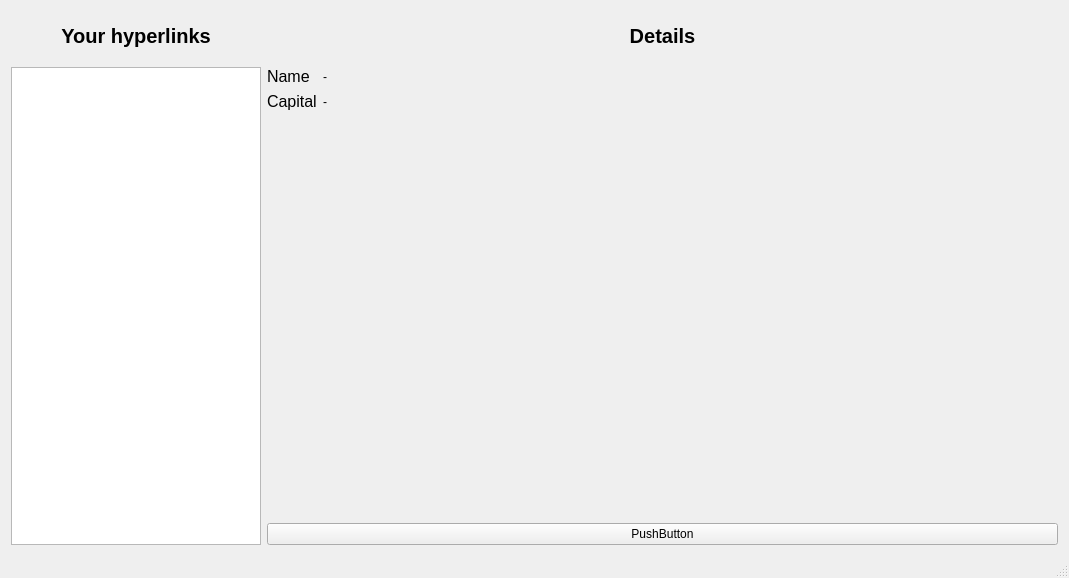
First picture: the form in oop_labs/Lab2_qt/mainwindow.ui, repository Lshprog/term3_projects, before the edit.
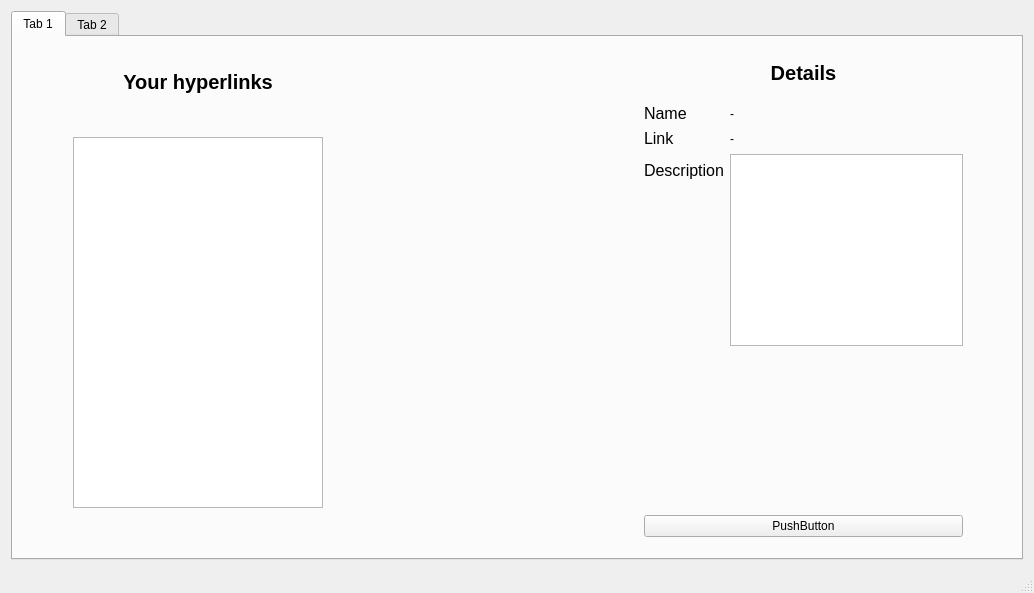
Second picture: the form after the edit.

What changed in the file:
```diff
--- a/oop_labs/Lab2_qt/mainwindow.ui
+++ b/oop_labs/Lab2_qt/mainwindow.ui
@@ -6,8 +6,8 @@
    <rect>
     <x>0</x>
     <y>0</y>
-    <width>1069</width>
-    <height>578</height>
+    <width>1034</width>
+    <height>593</height>
    </rect>
   </property>
   <property name="windowTitle">
@@ -16,12 +16,28 @@
   <widget class="QWidget" name="centralWidget">
    <layout class="QHBoxLayout" name="horizontalLayout">
     <item>
-     <layout class="QVBoxLayout" name="leftLayout" stretch="0,0">
+     <layout class="QVBoxLayout" name="leftLayout" stretch="0">
       <property name="spacing">
        <number>6</number>
       </property>
       <item>
+       <widget class="QTabWidget" name="tabWidget">
+        <property name="currentIndex">
+         <number>0</number>
+        </property>
+        <widget class="QWidget" name="tab">
+         <attribute name="title">
+          <string>Tab 1</string>
+         </attribute>
        <widget class="QLabel" name="titleCountriesLabel">
+          <property name="geometry">
+           <rect>
+            <x>60</x>
+            <y>20</y>
+            <width>250</width>
+            <height>50</height>
+           </rect>
+          </property>
         <property name="sizePolicy">
          <sizepolicy hsizetype="Preferred" vsizetype="Preferred">
           <horstretch>0</horstretch>
@@ -53,9 +69,15 @@
          <set>Qt::AlignCenter</set>
         </property>
        </widget>
-      </item>
-      <item>
        <widget class="QListView" name="countryListView">
+          <property name="geometry">
+           <rect>
+            <x>60</x>
+            <y>100</y>
+            <width>250</width>
+            <height>371</height>
+           </rect>
+          </property>
         <property name="sizePolicy">
          <sizepolicy hsizetype="Expanding" vsizetype="Expanding">
           <horstretch>0</horstretch>
@@ -69,10 +91,15 @@
          </size>
         </property>
        </widget>
-      </item>
-     </layout>
-    </item>
-    <item>
+         <widget class="QWidget" name="layoutWidget">
+          <property name="geometry">
+           <rect>
+            <x>620</x>
+            <y>0</y>
+            <width>341</width>
+            <height>511</height>
+           </rect>
+          </property>
      <layout class="QVBoxLayout" name="rightLayout">
       <item>
        <widget class="QLabel" name="titleDetailsLabel">
@@ -128,7 +155,7 @@
            </font>
           </property>
           <property name="text">
-           <string>Capital</string>
+                <string>Link</string>
           </property>
          </widget>
         </item>
@@ -139,6 +166,21 @@
           </property>
          </widget>
         </item>
+             <item row="2" column="1">
+              <widget class="QTextBrowser" name="textBrowser"/>
+             </item>
+             <item row="2" column="0">
+              <widget class="QLabel" name="formDescriptionLabel">
+               <property name="font">
+                <font>
+                 <pointsize>12</pointsize>
+                </font>
+               </property>
+               <property name="text">
+                <string>Description</string>
+               </property>
+              </widget>
+             </item>
        </layout>
       </item>
       <item>
@@ -159,6 +201,16 @@
         <property name="text">
          <string>PushButton</string>
         </property>
+            </widget>
+           </item>
+          </layout>
+         </widget>
+        </widget>
+        <widget class="QWidget" name="tab_2">
+         <attribute name="title">
+          <string>Tab 2</string>
+         </attribute>
+        </widget>
        </widget>
       </item>
      </layout>
```
Lines whose indentation alone changed are shown as unchanged.
